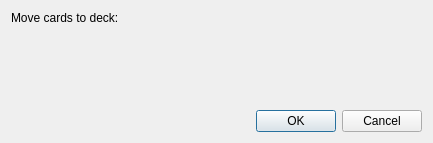
Qt form qt/aqt/forms/setgroup.ui (ankitects/anki) before a commit.
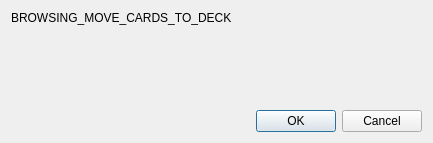
The same form after that commit.

```diff
--- a/qt/aqt/forms/setgroup.ui
+++ b/qt/aqt/forms/setgroup.ui
@@ -17,7 +17,7 @@
    <item>
     <widget class="QLabel" name="label">
      <property name="text">
-      <string>Move cards to deck:</string>
+      <string>BROWSING_MOVE_CARDS_TO_DECK</string>
      </property>
     </widget>
    </item>
```
Left out of the diff: 2 changed lines with no effect on the pictures.
